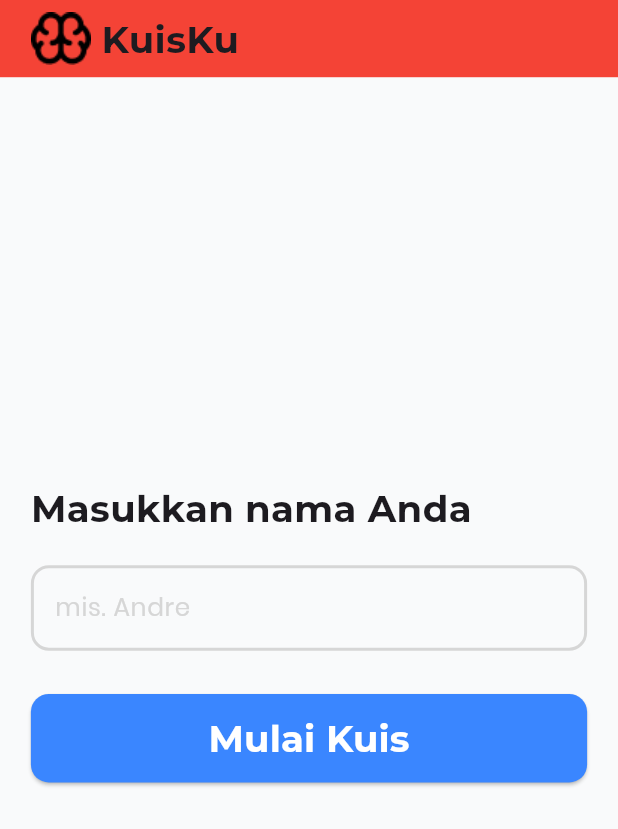
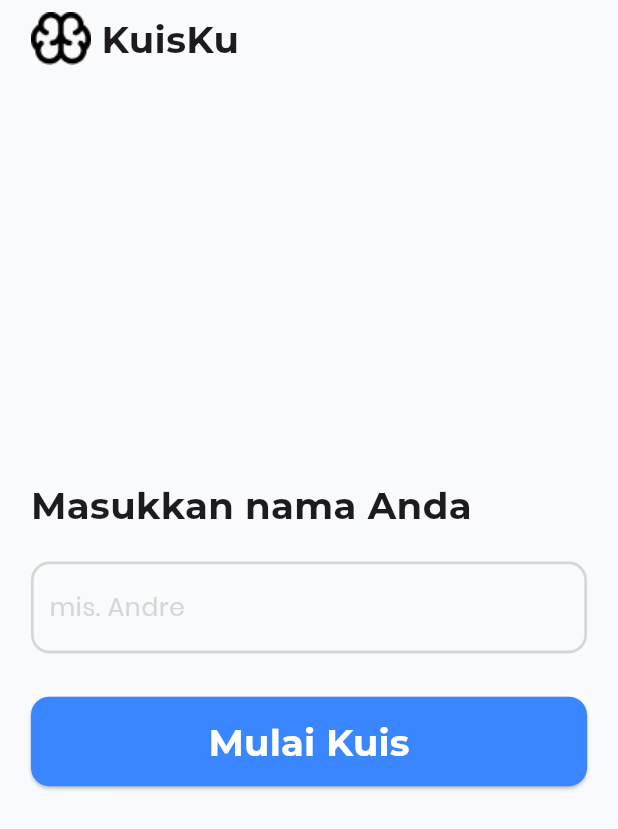
Before and after one commit to Andre-231401040/kuisku, a Flutter app: the screen it shows after launch, on a phone screen of 412 x 824 dp. Shown: the top 829 px of the screen. Run offline on Flutter 3.47's test engine with Material 3 defaults, Android fonts, the light colour scheme and no system bars; our stand-ins replace go_router.

Commit message:
refactor: improve responsiveness

```diff
--- a/lib/screens/name_input_screen.dart
+++ b/lib/screens/name_input_screen.dart
@@ -37,8 +37,8 @@ class NameInputScreen extends StatelessWidget {
             horizontal: horizontalPadding,
             vertical: verticalPadding,
           ),
-          child: SizedBox(
-            height: screenHeight - 150,
+          child: Container(
+            constraints: BoxConstraints(minHeight: screenHeight - 150),
             child: Column(
               mainAxisAlignment: orientation == Orientation.landscape
                   ? MainAxisAlignment.start
@@ -64,17 +64,27 @@ class NameInputScreen extends StatelessWidget {
                   controller: _textController,
                   style: TextStyle(fontSize: body),
                   decoration: InputDecoration(
+                    contentPadding: EdgeInsets.symmetric(
+                      horizontal: screenWidth * 0.02,
+                      vertical: orientation == Orientation.portrait
+                          ? screenHeight * 0.022
+                          : screenHeight * 0.065,
+                    ),
                     enabledBorder: OutlineInputBorder(
-                      borderRadius: BorderRadius.all(Radius.circular(12)),
+                      borderRadius: BorderRadius.all(
+                        Radius.circular(screenWidth * 0.03),
+                      ),
                       borderSide: BorderSide(
-                        width: 2,
+                        width: screenWidth * 0.0045,
                         color: Color(0xFFD6D6D6),
                       ),
                     ),
                     focusedBorder: OutlineInputBorder(
-                      borderRadius: BorderRadius.all(Radius.circular(12)),
+                      borderRadius: BorderRadius.all(
+                        Radius.circular(screenWidth * 0.03),
+                      ),
                       borderSide: BorderSide(
-                        width: 2,
+                        width: screenWidth * 0.0045,
                         color: Color(0xFF3A86FF),
                       ),
                     ),
@@ -96,10 +106,12 @@ class NameInputScreen extends StatelessWidget {
                   width: double.infinity,
                   child: ElevatedButton(
                     style: ElevatedButton.styleFrom(
-                      padding: EdgeInsets.all(12),
+                      padding: EdgeInsets.all(screenWidth * 0.03),
                       backgroundColor: Color(0xFF3A86FF),
                       shape: RoundedRectangleBorder(
-                        borderRadius: BorderRadius.all(Radius.circular(12)),
+                        borderRadius: BorderRadius.all(
+                          Radius.circular(screenWidth * 0.03),
+                        ),
                       ),
                     ),
                     onPressed: () {
--- a/lib/screens/question_screen.dart
+++ b/lib/screens/question_screen.dart
@@ -32,7 +32,6 @@ class QuestionScreen extends StatelessWidget {
         ElevatedButton(
           onPressed: () {},
           style: ElevatedButton.styleFrom(
-            minimumSize: Size(screenWidth * 0.065, screenWidth * 0.065),
             backgroundColor: Colors.white,
             shape: CircleBorder(),
           ),
--- a/lib/widgets/custom_app_bar.dart
+++ b/lib/widgets/custom_app_bar.dart
@@ -34,8 +34,7 @@ class CustomAppBar extends StatelessWidget implements PreferredSizeWidget {
         horizontal: horizontalPadding,
         vertical: verticalPadding,
       ),
-      // color: Color(0xFFF9FAFB),
-      color: Colors.red,
+      color: Color(0xFFF9FAFB),
       child: SafeArea(
         child: Row(
           mainAxisAlignment: MainAxisAlignment.spaceBetween,
```
